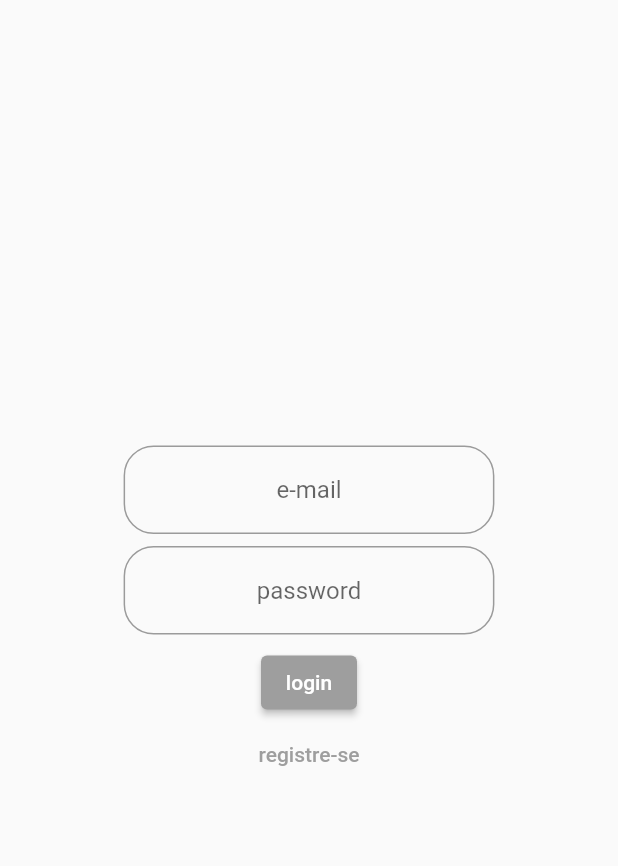
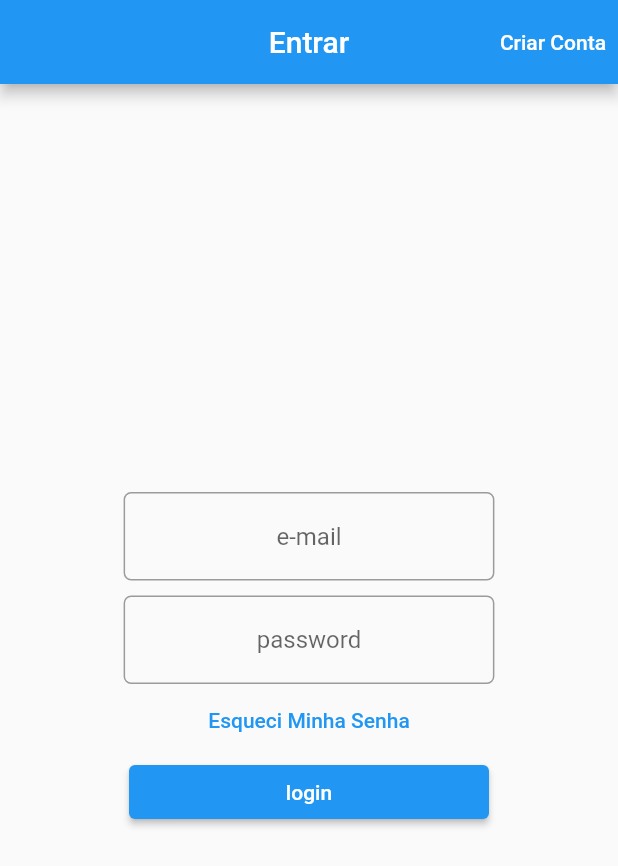
Before and after one commit to vinihzets/lojaapp, a Flutter app: the screen it shows after launch, on a phone screen of 412 x 824 dp. Shown: the top 866 px of the screen. Run offline on Flutter 3.47's test engine with Material 2 defaults, Android fonts, the light colour scheme and no system bars; our stand-ins replace carousel_slider, cloud_firestore, dartz, firebase_auth, firebase_core, get_it; accounts and stored records are empty.

Commit message:
pequena refatoracao

```diff
--- a/lib/features/categories/presentation/bloc/categories_bloc.dart
+++ b/lib/features/categories/presentation/bloc/categories_bloc.dart
@@ -19,7 +19,7 @@ class CategoriesBloc {
     _state = StreamController.broadcast();
     _event = StreamController.broadcast();
 
-    _event.stream.listen(_mapEventState(BlocCategoriesEventGetCategories()));
+    _event.stream.listen(_mapEventState);
   }
 
   _dispatchState(BlocState state) {
--- a/lib/features/categories/presentation/ui/categories_screen.dart
+++ b/lib/features/categories/presentation/ui/categories_screen.dart
@@ -3,6 +3,7 @@ import 'package:get_it/get_it.dart';
 import 'package:lojaapp/core/architeture/bloc_builder.dart';
 import 'package:lojaapp/features/categories/domain/entities/categories_entity.dart';
 import 'package:lojaapp/features/categories/presentation/bloc/categories_bloc.dart';
+import 'package:lojaapp/features/categories/presentation/bloc/categories_event.dart';
 import 'package:lojaapp/main.dart';
 
 import '../../../../core/architeture/bloc_state.dart';
@@ -20,7 +21,7 @@ class _CategoriesScreenState extends State<CategoriesScreen> {
   @override
   void initState() {
     bloc = GetIt.I.get();
-
+    bloc.event.add(BlocCategoriesEventGetCategories());
     super.initState();
   }
 
@@ -47,7 +48,7 @@ class _CategoriesScreenState extends State<CategoriesScreen> {
                                 ),
                                 title: Text(e.name)),
                             onTap: () => bloc.navigateToProducts(
-                                context, gConsts.categoryScreen, e),
+                                context, gConsts.productsScreen, e),
                           ))
                       .toList(),
                 );
--- a/lib/features/login/presentation/bloc/login_bloc.dart
+++ b/lib/features/login/presentation/bloc/login_bloc.dart
@@ -29,8 +29,9 @@ class LoginBloc {
   }
 
   onPressedNavigate(BuildContext context) {
-    Navigator.of(context)
-        .pushNamedAndRemoveUntil(gConsts.registerScreen, (route) => false);
+    Navigator.of(context).pushNamed(
+      gConsts.registerScreen,
+    );
   }
 
   signIn(BuildContext context, String email, String password) async {
--- a/lib/features/login/presentation/ui/login_screen.dart
+++ b/lib/features/login/presentation/ui/login_screen.dart
@@ -27,6 +27,14 @@ class _LoginScreenState extends State<LoginScreen> {
     final passwordController = TextEditingController();
 
     return Scaffold(
+      appBar: AppBar(title: Text('Entrar'), centerTitle: true, actions: [
+        TextButton(
+            onPressed: () => bloc.onPressedNavigate(context),
+            child: const Text(
+              'Criar Conta',
+              style: TextStyle(color: Colors.white),
+            )),
+      ]),
       body: Center(
           child: buildColumnWidgetsLoginScreen(
               width, context, bloc, emailController, passwordController)),
--- a/lib/features/login/presentation/widgets/build_column_widgets.dart
+++ b/lib/features/login/presentation/widgets/build_column_widgets.dart
@@ -20,12 +20,13 @@ Widget buildColumnWidgetsLoginScreen(
           decoration: const InputDecoration(
               hintText: 'e-mail',
               border: OutlineInputBorder(
-                  borderRadius: BorderRadius.all(Radius.circular(20)))),
+                  borderRadius: BorderRadius.all(Radius.circular(5)))),
         ),
       ),
-      Padding(
-        padding: const EdgeInsets.all(8.0),
-        child: SizedBox(
+      const SizedBox(
+        height: 10,
+      ),
+      SizedBox(
         width: (width / 2) * 1.2,
         child: TextField(
           obscureText: true,
@@ -34,21 +35,23 @@ Widget buildColumnWidgetsLoginScreen(
           decoration: const InputDecoration(
               hintText: 'password',
               border: OutlineInputBorder(
-                    borderRadius: BorderRadius.all(Radius.circular(20)))),
+                  borderRadius: BorderRadius.all(Radius.circular(5)))),
         ),
       ),
-      ),
-      ElevatedButton(
+      TextButton(
+          onPressed: () {},
+          child: const Text('Esqueci Minha Senha',
+              style: TextStyle(color: Colors.blue))),
+      SizedBox(
+        width: 240,
+        child: ElevatedButton(
           style: const ButtonStyle(
-            backgroundColor: MaterialStatePropertyAll(Colors.grey)),
+              backgroundColor: MaterialStatePropertyAll(Colors.blue)),
           onPressed: () => bloc.event.add(LoginEventSignIn(
               context, emailController.text, passwordController.text)),
           child: const Text('login'),
         ),
-      TextButton(
-          onPressed: () => bloc.onPressedNavigate(context),
-          child:
-              const Text('registre-se', style: TextStyle(color: Colors.grey)))
+      ),
     ],
   );
 }
```
Lines whose indentation alone changed are shown as unchanged.
